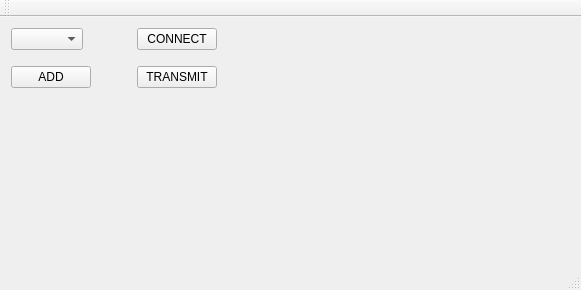
The window that src/window_munk_power_supply/main_window.ui (dmherrington/ECM-Control-System) describes before a commit, drawn with Qt 5.
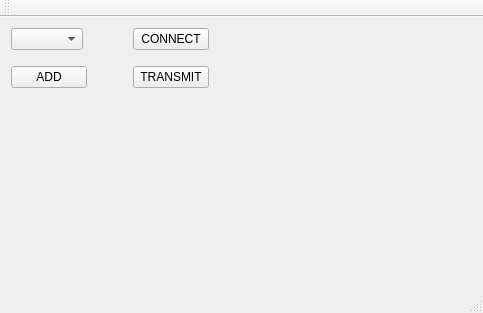
The same window after the commit. Custom widgets are drawn as their Qt base class.

```diff
--- a/src/window_munk_power_supply/main_window.ui
+++ b/src/window_munk_power_supply/main_window.ui
@@ -6,12 +6,12 @@
    <rect>
     <x>0</x>
     <y>0</y>
-    <width>581</width>
-    <height>290</height>
+    <width>483</width>
+    <height>313</height>
    </rect>
   </property>
   <property name="sizePolicy">
-   <sizepolicy hsizetype="Fixed" vsizetype="Preferred">
+   <sizepolicy hsizetype="MinimumExpanding" vsizetype="Preferred">
     <horstretch>0</horstretch>
     <verstretch>0</verstretch>
    </sizepolicy>
@@ -70,6 +70,12 @@
               <verstretch>0</verstretch>
              </sizepolicy>
             </property>
+            <property name="minimumSize">
+             <size>
+              <width>70</width>
+              <height>0</height>
+             </size>
+            </property>
             <property name="text">
              <string>CONNECT</string>
             </property>
@@ -131,6 +137,12 @@
               <verstretch>0</verstretch>
              </sizepolicy>
             </property>
+            <property name="minimumSize">
+             <size>
+              <width>70</width>
+              <height>0</height>
+             </size>
+            </property>
             <property name="text">
              <string>ADD</string>
             </property>
@@ -160,6 +172,12 @@
               <verstretch>0</verstretch>
              </sizepolicy>
             </property>
+            <property name="minimumSize">
+             <size>
+              <width>70</width>
+              <height>0</height>
+             </size>
+            </property>
             <property name="text">
              <string>TRANSMIT</string>
             </property>
@@ -175,7 +193,7 @@
           <property name="sizeHint" stdset="0">
            <size>
             <width>20</width>
-            <height>40</height>
+            <height>20</height>
            </size>
           </property>
          </spacer>
@@ -193,7 +211,7 @@
         <property name="sizeHint" stdset="0">
          <size>
           <width>20</width>
-          <height>20</height>
+          <height>100</height>
          </size>
         </property>
        </spacer>
@@ -211,6 +229,12 @@
             <verstretch>0</verstretch>
            </sizepolicy>
           </property>
+          <property name="minimumSize">
+           <size>
+            <width>200</width>
+            <height>150</height>
+           </size>
+          </property>
          </widget>
         </item>
         <item>
@@ -223,7 +247,7 @@
           </property>
           <property name="sizeHint" stdset="0">
            <size>
-            <width>20</width>
+            <width>100</width>
             <height>5</height>
            </size>
           </property>
@@ -232,7 +256,7 @@
         <item>
          <widget class="WidgetSegmentTimeDisplay" name="segmentWidget" native="true">
           <property name="sizePolicy">
-           <sizepolicy hsizetype="Expanding" vsizetype="Expanding">
+           <sizepolicy hsizetype="MinimumExpanding" vsizetype="Minimum">
             <horstretch>0</horstretch>
             <verstretch>0</verstretch>
            </sizepolicy>
```
Left out of the diff: 8 changed lines with no effect on the pictures.
